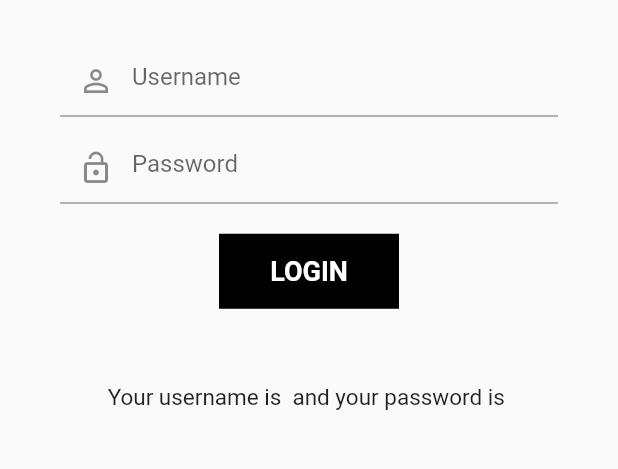
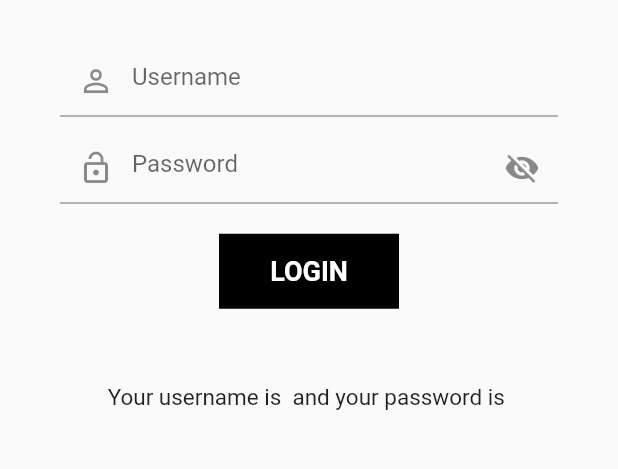
Before and after one commit to safrurozaky/flutter-signIn, a Flutter app: the screen it shows after launch, on a phone screen of 412 x 824 dp, the part 439-908 px from its top. Run offline on Flutter 3.47's test engine with Material 2 defaults, Android fonts, the phone set to English and light mode, and no system bars; missing offline and left inert: dart:ffi.

Commit message:
menambahkan kondisi (triger) pada bagian password

```diff
--- a/lib/screen/sign_in_screen.dart
+++ b/lib/screen/sign_in_screen.dart
@@ -1,3 +1,5 @@
+import 'dart:ffi';
+
 import 'package:flutter/material.dart';
 
 class SignInScreen extends StatefulWidget {
@@ -13,6 +15,7 @@ class _SignInScreenState extends State<SignInScreen> {
   final TextEditingController password = TextEditingController();
   String yourusername = '';
   String yourpassword = '';
+  bool _obsecureText = true;
 
   @override
   Widget build(BuildContext context) {
@@ -50,11 +53,25 @@ class _SignInScreenState extends State<SignInScreen> {
                   margin: EdgeInsets.fromLTRB(0, 10, 0, 0),
                   child: TextFormField(
                     controller: password,
-                    obscureText: true,
+                    obscureText: _obsecureText,
                     decoration: InputDecoration(
                       border: UnderlineInputBorder(),
                       prefixIcon: Icon(
                         Icons.lock_open,
+                      ),
+                      suffixIcon: InkWell(
+                        onTap: () {
+                          if (_obsecureText == false)
+                            _obsecureText = true;
+                          else
+                            _obsecureText = false;
+                          //membuat triger ketika kita klik icon mata, hurufnya bisa terlihat atau sebaliknya
+                          setState(() {});
+                        },
+                        child: Icon((_obsecureText == false)
+                            ? Icons.remove_red_eye
+                            : Icons.visibility_off),
+                        //membuat kondisi ketika obsecurenya on, icon berubah seperti mata tercoret/visible
                       ),
                       hintText: "Password",
                     ),
```
